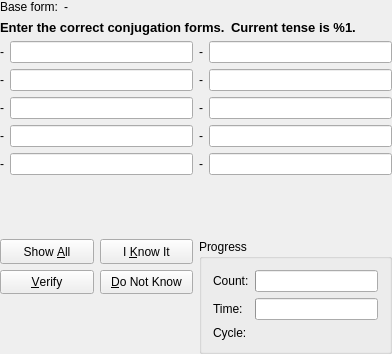
KDE/parley, file kvoctrain/query-dialogs/VerbQueryDlgForm.ui: the form before one commit.
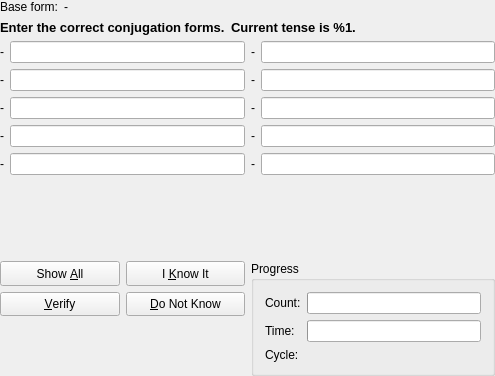
The form after the commit.

What changed in the file:
```diff
--- a/kvoctrain/query-dialogs/VerbQueryDlgForm.ui
+++ b/kvoctrain/query-dialogs/VerbQueryDlgForm.ui
@@ -8,15 +8,27 @@
    <rect>
     <x>0</x>
     <y>0</y>
-    <width>392</width>
-    <height>354</height>
+    <width>495</width>
+    <height>376</height>
    </rect>
   </property>
   <layout class="QGridLayout" >
    <property name="margin" >
     <number>0</number>
    </property>
-   <property name="spacing" >
+   <property name="topMargin" >
+    <number>0</number>
+   </property>
+   <property name="rightMargin" >
+    <number>0</number>
+   </property>
+   <property name="bottomMargin" >
+    <number>0</number>
+   </property>
+   <property name="horizontalSpacing" >
+    <number>6</number>
+   </property>
+   <property name="verticalSpacing" >
     <number>6</number>
    </property>
    <item row="1" column="0" >
@@ -48,9 +60,7 @@
      <item>
       <widget class="QLabel" name="instructionLabel" >
        <property name="sizePolicy" >
-        <sizepolicy>
-         <hsizetype>7</hsizetype>
-         <vsizetype>1</vsizetype>
+        <sizepolicy vsizetype="Minimum" hsizetype="Expanding" >
          <horstretch>0</horstretch>
          <verstretch>0</verstretch>
         </sizepolicy>
@@ -86,11 +96,23 @@
        <property name="margin" >
         <number>0</number>
        </property>
-       <property name="spacing" >
+       <property name="topMargin" >
+        <number>0</number>
+       </property>
+       <property name="rightMargin" >
+        <number>0</number>
+       </property>
+       <property name="bottomMargin" >
+        <number>0</number>
+       </property>
+       <property name="horizontalSpacing" >
+        <number>6</number>
+       </property>
+       <property name="verticalSpacing" >
         <number>6</number>
        </property>
        <item row="3" column="0" >
-        <widget class="QLabel" name="p3smLabel" >
+        <widget class="QLabel" name="p3sfLabel" >
          <property name="text" >
           <string>-</string>
          </property>
@@ -103,7 +125,7 @@
         <widget class="QLineEdit" name="p2sField" />
        </item>
        <item row="3" column="1" >
-        <widget class="QLineEdit" name="p3smField" />
+        <widget class="QLineEdit" name="p3sfField" />
        </item>
        <item row="4" column="0" >
         <widget class="QLabel" name="p3snLabel" >
@@ -126,7 +148,7 @@
         </widget>
        </item>
        <item row="2" column="0" >
-        <widget class="QLabel" name="p3sfLabel" >
+        <widget class="QLabel" name="p3smLabel" >
          <property name="text" >
           <string>-</string>
          </property>
@@ -139,7 +161,7 @@
         <widget class="QLineEdit" name="p3snField" />
        </item>
        <item row="2" column="1" >
-        <widget class="QLineEdit" name="p3sfField" />
+        <widget class="QLineEdit" name="p3smField" />
        </item>
        <item row="1" column="0" >
         <widget class="QLabel" name="p2sLabel" >
@@ -161,7 +183,19 @@
        <property name="margin" >
         <number>0</number>
        </property>
-       <property name="spacing" >
+       <property name="topMargin" >
+        <number>0</number>
+       </property>
+       <property name="rightMargin" >
+        <number>0</number>
+       </property>
+       <property name="bottomMargin" >
+        <number>0</number>
+       </property>
+       <property name="horizontalSpacing" >
+        <number>6</number>
+       </property>
+       <property name="verticalSpacing" >
         <number>6</number>
        </property>
        <item row="1" column="1" >
@@ -183,9 +217,7 @@
        <item row="1" column="0" >
         <widget class="QLabel" name="p2pLabel" >
          <property name="sizePolicy" >
-          <sizepolicy>
-           <hsizetype>1</hsizetype>
-           <vsizetype>1</vsizetype>
+          <sizepolicy vsizetype="Minimum" hsizetype="Minimum" >
            <horstretch>0</horstretch>
            <verstretch>0</verstretch>
           </sizepolicy>
@@ -199,22 +231,9 @@
         </widget>
        </item>
        <item row="3" column="1" >
-        <widget class="QLineEdit" name="p3pmField" />
-       </item>
-       <item row="3" column="0" >
-        <widget class="QLabel" name="p3pmLabel" >
-         <property name="text" >
-          <string>-</string>
-         </property>
-         <property name="buddy" >
-          <cstring>p3pmField</cstring>
-         </property>
-        </widget>
-       </item>
-       <item row="2" column="1" >
         <widget class="QLineEdit" name="p3pfField" />
        </item>
-       <item row="2" column="0" >
+       <item row="3" column="0" >
         <widget class="QLabel" name="p3pfLabel" >
          <property name="text" >
           <string>-</string>
@@ -224,6 +243,19 @@
          </property>
         </widget>
        </item>
+       <item row="2" column="1" >
+        <widget class="QLineEdit" name="p3pmField" />
+       </item>
+       <item row="2" column="0" >
+        <widget class="QLabel" name="p3pmLabel" >
+         <property name="text" >
+          <string>-</string>
+         </property>
+         <property name="buddy" >
+          <cstring>p3pmField</cstring>
+         </property>
+        </widget>
+       </item>
        <item row="0" column="1" >
         <widget class="QLineEdit" name="p1pField" />
        </item>
@@ -259,9 +291,7 @@
      <item>
       <widget class="QLabel" name="baseLabel" >
        <property name="sizePolicy" >
-        <sizepolicy>
-         <hsizetype>7</hsizetype>
-         <vsizetype>1</vsizetype>
+        <sizepolicy vsizetype="Minimum" hsizetype="Expanding" >
          <horstretch>0</horstretch>
          <verstretch>0</verstretch>
         </sizepolicy>
@@ -281,7 +311,19 @@
      <property name="margin" >
       <number>0</number>
      </property>
-     <property name="spacing" >
+     <property name="topMargin" >
+      <number>0</number>
+     </property>
+     <property name="rightMargin" >
+      <number>0</number>
+     </property>
+     <property name="bottomMargin" >
+      <number>0</number>
+     </property>
+     <property name="horizontalSpacing" >
+      <number>6</number>
+     </property>
+     <property name="verticalSpacing" >
       <number>6</number>
      </property>
      <item row="0" column="0" >
@@ -289,15 +331,25 @@
        <property name="margin" >
         <number>0</number>
        </property>
-       <property name="spacing" >
+       <property name="topMargin" >
+        <number>0</number>
+       </property>
+       <property name="rightMargin" >
+        <number>0</number>
+       </property>
+       <property name="bottomMargin" >
+        <number>0</number>
+       </property>
+       <property name="horizontalSpacing" >
+        <number>6</number>
+       </property>
+       <property name="verticalSpacing" >
         <number>6</number>
        </property>
        <item row="0" column="1" >
         <widget class="QPushButton" name="know_it" >
          <property name="sizePolicy" >
-          <sizepolicy>
-           <hsizetype>1</hsizetype>
-           <vsizetype>1</vsizetype>
+          <sizepolicy vsizetype="Minimum" hsizetype="Minimum" >
            <horstretch>0</horstretch>
            <verstretch>0</verstretch>
           </sizepolicy>
@@ -310,9 +362,7 @@
        <item row="1" column="0" >
         <widget class="QPushButton" name="verify" >
          <property name="sizePolicy" >
-          <sizepolicy>
-           <hsizetype>1</hsizetype>
-           <vsizetype>1</vsizetype>
+          <sizepolicy vsizetype="Minimum" hsizetype="Minimum" >
            <horstretch>0</horstretch>
            <verstretch>0</verstretch>
           </sizepolicy>
@@ -325,9 +375,7 @@
        <item row="0" column="0" >
         <widget class="QPushButton" name="show_all" >
          <property name="sizePolicy" >
-          <sizepolicy>
-           <hsizetype>1</hsizetype>
-           <vsizetype>1</vsizetype>
+          <sizepolicy vsizetype="Minimum" hsizetype="Minimum" >
            <horstretch>0</horstretch>
            <verstretch>0</verstretch>
           </sizepolicy>
@@ -340,9 +388,7 @@
        <item row="1" column="1" >
         <widget class="QPushButton" name="dont_know" >
          <property name="sizePolicy" >
-          <sizepolicy>
-           <hsizetype>1</hsizetype>
-           <vsizetype>1</vsizetype>
+          <sizepolicy vsizetype="Minimum" hsizetype="Minimum" >
            <horstretch>0</horstretch>
            <verstretch>0</verstretch>
           </sizepolicy>
@@ -357,9 +403,7 @@
      <item row="1" column="0" >
       <widget class="QLabel" name="status" >
        <property name="sizePolicy" >
-        <sizepolicy>
-         <hsizetype>7</hsizetype>
-         <vsizetype>1</vsizetype>
+        <sizepolicy vsizetype="Minimum" hsizetype="Expanding" >
          <horstretch>0</horstretch>
          <verstretch>0</verstretch>
         </sizepolicy>
@@ -375,9 +419,7 @@
      <item rowspan="2" row="0" column="1" >
       <widget class="QGroupBox" name="progressgroup" >
        <property name="sizePolicy" >
-        <sizepolicy>
-         <hsizetype>1</hsizetype>
-         <vsizetype>1</vsizetype>
+        <sizepolicy vsizetype="Minimum" hsizetype="Minimum" >
          <horstretch>0</horstretch>
          <verstretch>0</verstretch>
         </sizepolicy>
@@ -389,7 +431,19 @@
         <property name="margin" >
          <number>11</number>
         </property>
-        <property name="spacing" >
+        <property name="topMargin" >
+         <number>11</number>
+        </property>
+        <property name="rightMargin" >
+         <number>11</number>
+        </property>
+        <property name="bottomMargin" >
+         <number>11</number>
+        </property>
+        <property name="horizontalSpacing" >
+         <number>6</number>
+        </property>
+        <property name="verticalSpacing" >
          <number>6</number>
         </property>
         <item row="0" column="1" >
@@ -401,9 +455,7 @@
         <item row="0" column="0" >
          <widget class="QLabel" name="countlabel" >
           <property name="sizePolicy" >
-           <sizepolicy>
-            <hsizetype>5</hsizetype>
-            <vsizetype>5</vsizetype>
+           <sizepolicy vsizetype="Preferred" hsizetype="Preferred" >
             <horstretch>0</horstretch>
             <verstretch>0</verstretch>
            </sizepolicy>
@@ -416,9 +468,7 @@
         <item row="1" column="0" >
          <widget class="QLabel" name="timelabel" >
           <property name="sizePolicy" >
-           <sizepolicy>
-            <hsizetype>5</hsizetype>
-            <vsizetype>5</vsizetype>
+           <sizepolicy vsizetype="Preferred" hsizetype="Preferred" >
             <horstretch>0</horstretch>
             <verstretch>0</verstretch>
            </sizepolicy>
@@ -441,9 +491,7 @@
         <item row="2" column="1" >
          <widget class="QLabel" name="progCount" >
           <property name="sizePolicy" >
-           <sizepolicy>
-            <hsizetype>5</hsizetype>
-            <vsizetype>1</vsizetype>
+           <sizepolicy vsizetype="Minimum" hsizetype="Preferred" >
             <horstretch>0</horstretch>
             <verstretch>0</verstretch>
            </sizepolicy>
```
Left out of the diff: 68 changed lines with no effect on the pictures.
